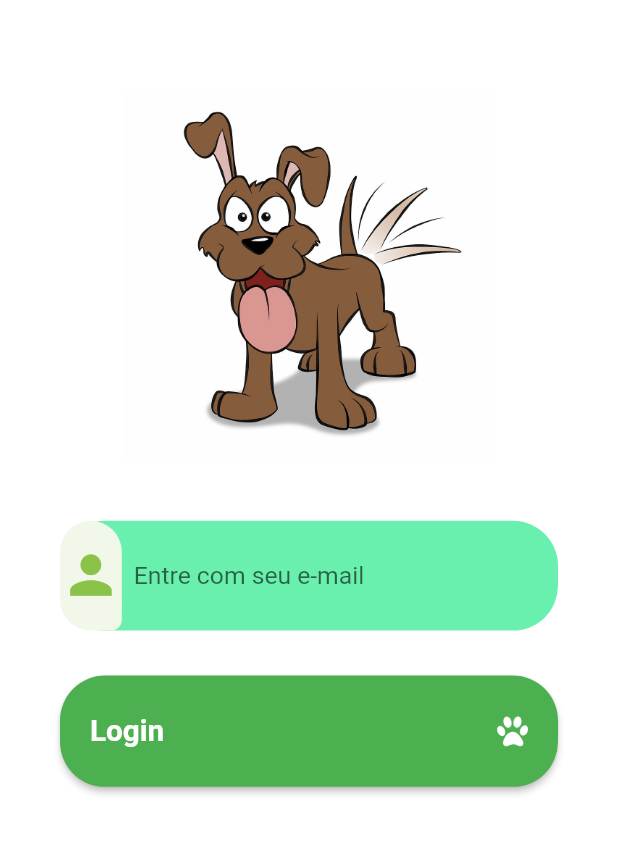
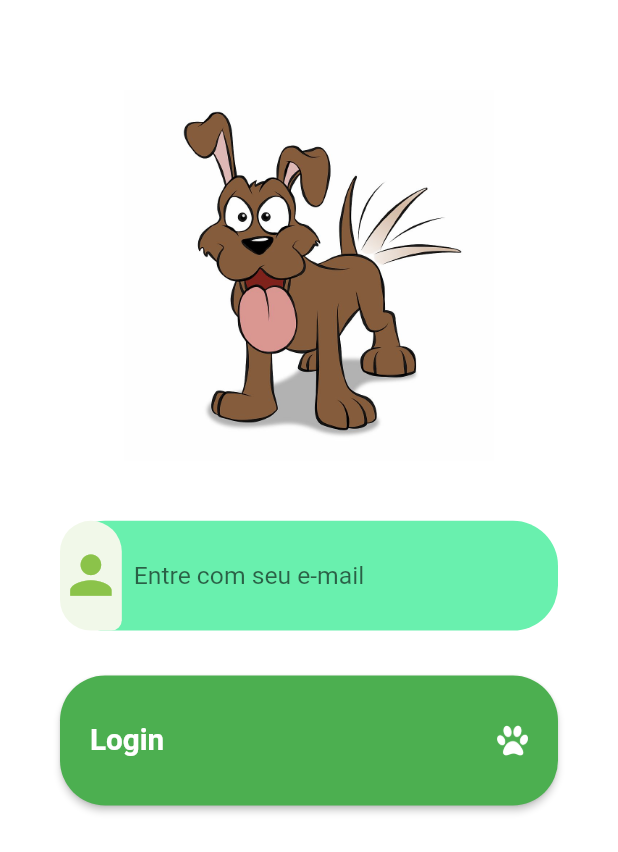
Before and after one commit to dimasmikael/wa_ong_de_animais, a Flutter app: the screen it shows after launch, on a phone screen of 412 x 824 dp. Shown: the top 852 px of the screen. Run offline on Flutter 3.47's test engine with Material 2 defaults, Android fonts, the phone set to English and light mode, and no system bars; our stand-ins replace animated_splash_screen, cached_network_image, flutter_spinkit, google_fonts, page_transition, shared_preferences; network calls fail.

Commit message:
ajuste loginpage

```diff
--- a/lib/pages/login/login_page.dart
+++ b/lib/pages/login/login_page.dart
@@ -93,7 +93,7 @@ class _LoginPageState extends State<LoginPage> {
             ),
             const SizedBox(height: 30.0),
             Container(
-              height: SizeConfig.blockSizeVertical! * 9,
+              height: SizeConfig.blockSizeVertical! * 10.5,
               alignment: Alignment.centerLeft,
               child: SizedBox.expand(
                 child: ValueListenableBuilder<bool>(
```
